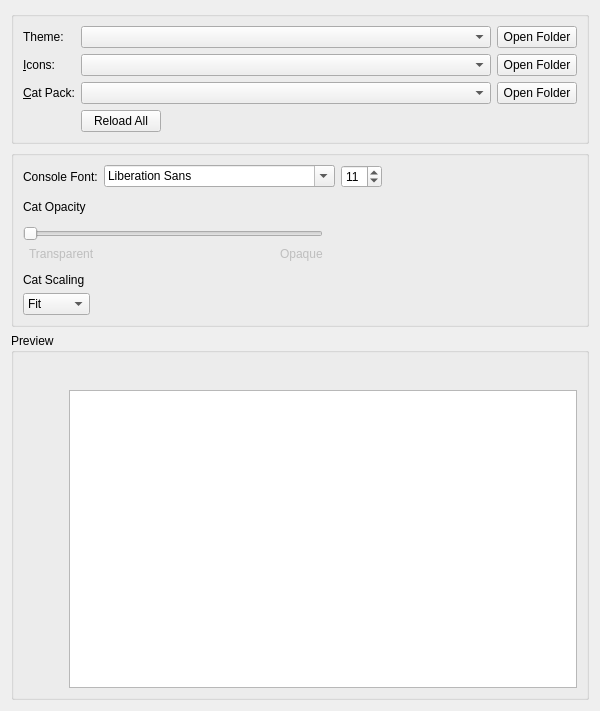
First picture: the form in launcher/ui/widgets/AppearanceWidget.ui, repository FreesmTeam/FreesmLauncher, before the edit.
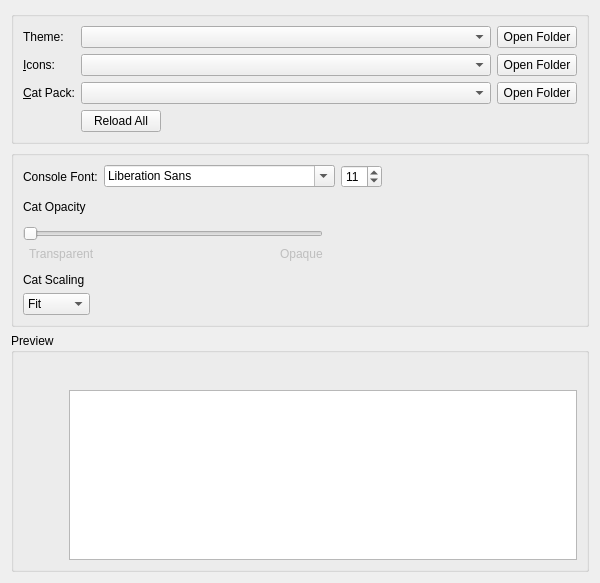
Second picture: the form after the edit. Icons and pictures are not drawn.

Commit message: Fix settings window being too large

Patch:
```diff
--- a/launcher/ui/widgets/AppearanceWidget.ui
+++ b/launcher/ui/widgets/AppearanceWidget.ui
@@ -7,7 +7,7 @@
     <x>0</x>
     <y>0</y>
     <width>600</width>
-    <height>711</height>
+    <height>583</height>
    </rect>
   </property>
   <property name="minimumSize">
@@ -397,8 +397,8 @@
           </property>
           <property name="iconSize">
            <size>
-            <width>128</width>
-            <height>256</height>
+            <width>64</width>
+            <height>128</height>
            </size>
           </property>
           <property name="flat">
@@ -588,7 +588,7 @@
           <item>
            <widget class="QTextEdit" name="consolePreview">
             <property name="sizePolicy">
-             <sizepolicy hsizetype="Expanding" vsizetype="MinimumExpanding">
+             <sizepolicy hsizetype="Expanding" vsizetype="Expanding">
               <horstretch>0</horstretch>
               <verstretch>0</verstretch>
              </sizepolicy>
```
Left out of the diff: 50 changed lines with no effect on the pictures.
